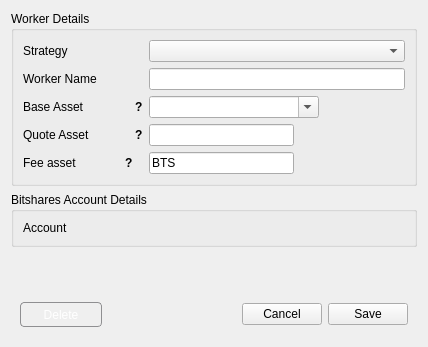
First picture: the form in dexbot/views/ui/edit_worker_window.ui, repository xeroc/stakemachine, before the edit.
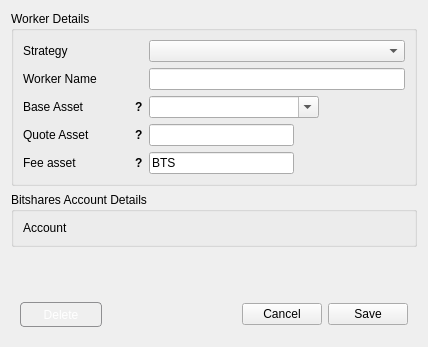
Second picture: the form after the edit.

Commit message: Change fee asset label width in the GUI

The edit to the form file:
```diff
--- a/dexbot/views/ui/edit_worker_window.ui
+++ b/dexbot/views/ui/edit_worker_window.ui
@@ -294,13 +294,13 @@
         </property>
         <property name="minimumSize">
          <size>
-          <width>110</width>
+          <width>120</width>
           <height>0</height>
          </size>
         </property>
         <property name="maximumSize">
          <size>
-          <width>110</width>
+          <width>120</width>
           <height>16777215</height>
          </size>
         </property>
```
The commit also changes 1 other file.
